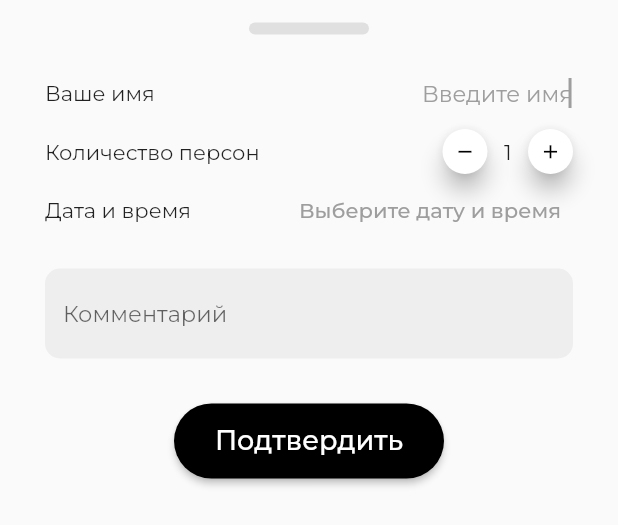
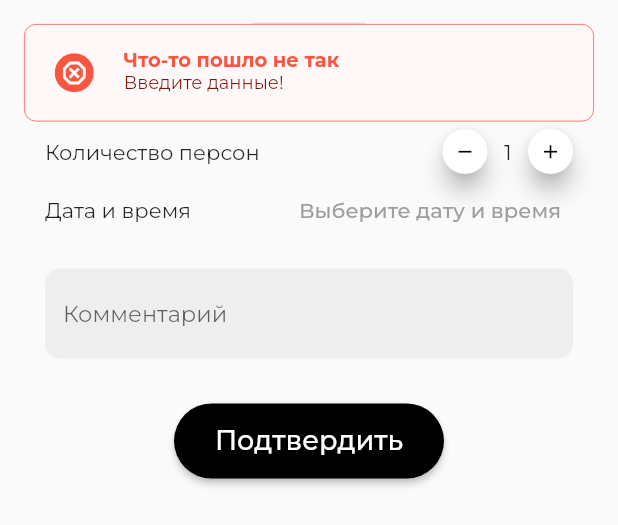
Before and after one commit to inikx/lit, a Flutter app: the BottomSheet widget shown alone on an empty page, opened directly with empty values, after a tap on "Подтвердить", on a phone screen of 412 x 824 dp. Shown: the top 525 px of the screen. Run offline on Flutter 3.47's test engine with Material 2 defaults, Android fonts, the light colour scheme and no system bars; our stand-ins replace bloc, carousel_slider, flutter_bloc, flutter_secure_storage, flutter_svg, geolocator and 6 more; missing offline and left inert: google_maps_webservice; accounts and stored records are empty; network calls fail.

Commit message:
add snackbars

```diff
--- a/lib/bloc/set_booking/set_booking_cubit.dart
+++ b/lib/bloc/set_booking/set_booking_cubit.dart
@@ -65,7 +65,7 @@ class SetBookingCubit extends Cubit<SetBookingState> {
     final currentState = state;
     emit(SettingBooking());
     repository.setBooking(booking).then((response) {
-      if (response.statusCode == 200) {
+      if (response.statusCode == 201) {
         var newBooking = jsonDecode(response.body);
         emit(SettingBookingSuccess());
         emit(SetBookingInitial());
--- a/lib/presentation/pages/home.dart
+++ b/lib/presentation/pages/home.dart
@@ -25,6 +25,10 @@ class _HomePageState extends State<HomePage> {
   void _onItemTapped(int index) {
     setState(() {
       _selectedIndex = index;
+      if (index == 1) {
+        var provider = Provider.of<LocationProvider>(context, listen: false);
+        provider.getLocation();
+      } //?
     });
   }
 
--- a/lib/presentation/widgets/bottom_sheets/booking_input_bottom_sheet.dart
+++ b/lib/presentation/widgets/bottom_sheets/booking_input_bottom_sheet.dart
@@ -11,7 +11,10 @@ import 'package:lit/data/services/booking/repository.dart';
 import 'package:lit/presentation/pages/booking_status.dart';
 import 'package:intl/date_symbol_data_local.dart';
 import 'package:intl/intl.dart';
+import 'package:lit/presentation/widgets/snackbars/error_snackbar.dart';
+import 'package:lit/presentation/widgets/snackbars/success_snackbar.dart';
 import 'package:lit/route.dart';
+import 'package:top_snackbar_flutter/top_snack_bar.dart';
 
 Future<dynamic> BookingInputBottomSheet(BuildContext context, title) {
   if (getIt.isRegistered<SetBookingCubit>()) {
@@ -44,7 +47,6 @@ class _BottomSheetState extends State<BottomSheet> {
   TextEditingController _nameEditingController = TextEditingController();
   TextEditingController _commentEditingController = TextEditingController();
   int personCount = 1;
-  //late FixedExtentScrollController scrollController;
   DateTime now = DateTime.now();
   DateTime? bookingDate;
   late DateFormat dateFormat;
@@ -58,13 +60,6 @@ class _BottomSheetState extends State<BottomSheet> {
     dateFormat = DateFormat.MMMMd('ru').add_jm();
     dateFormatDM = DateFormat.MMMMd('ru');
     dateFormatT = DateFormat.jm('ru');
-    //scrollController = FixedExtentScrollController(initialItem: kitchenValue);
-  }
-
-  @override
-  void dispose() {
-    //scrollController.dispose();
-    super.dispose();
   }
 
   showDateTimePicker() {
@@ -106,20 +101,28 @@ class _BottomSheetState extends State<BottomSheet> {
   Widget build(BuildContext context) {
     return BlocListener<SetBookingCubit, SetBookingState>(
         listener: (context, state) {
+          print("${state.runtimeType} 1");
           switch (state.runtimeType) {
             case SettingBookingSuccess:
-              log("1");
-              // showTopSnackBar(
-              //   context,
-              //   const SuccessSnackbar(info: "Задача успешно добавлена!"),
-              // );
+              showTopSnackBar(
+                context,
+                const SuccessSnackbar(
+                    info: "Запрос на бронирование отправлен!"),
+              );
+              Navigator.pushNamed(context, BOOKING_STATUS,
+                  arguments: BookingStatusArguments(
+                      widget.title,
+                      _nameEditingController.text,
+                      dateFormatDM.format(bookingDate!),
+                      dateFormatT.format(bookingDate!),
+                      personCount,
+                      _commentEditingController.text));
               return;
             case SettingBookingError:
-              log("0");
-              // showTopSnackBar(
-              //   context,
-              //   const ErrorSnackbar(info: "Не удалось добавить задачу"),
-              // );
+              showTopSnackBar(
+                context,
+                const ErrorSnackbar(info: "Ошибка запроса на бронирование"),
+              );
               return;
           }
         },
@@ -265,39 +268,29 @@ class _BottomSheetState extends State<BottomSheet> {
                                 borderRadius: BorderRadius.circular(50),
                               ))),
                           onPressed: () {
-                            if (context
-                                .read<SetBookingCubit>()
-                                .state
-                                .booking
-                                .name
-                                .isEmpty) {
-                              return; //добавить проверку
-                            } else {
                             context
                                 .read<SetBookingCubit>()
                                 .updateTitle(widget.title);
                             context
                                 .read<SetBookingCubit>()
                                 .updateTimeOfBooking(bookingDate);
-                              log(context
+                            if ((context
                                     .read<SetBookingCubit>()
                                     .state
                                     .booking
-                                  .toString());
+                                    .name
+                                    .isEmpty) ||
+                                bookingDate == null) {
+                              showTopSnackBar(context,
+                                  const ErrorSnackbar(info: "Введите данные!"));
+                            } else {
                               BlocProvider.of<SetBookingCubit>(context)
                                   .setBooking(context
                                       .read<SetBookingCubit>()
                                       .state
                                       .booking);
-                              Navigator.pop(context);
-                              Navigator.pushNamed(context, BOOKING_STATUS,
-                                  arguments: BookingStatusArguments(
-                                      widget.title,
-                                      _nameEditingController.text,
-                                      dateFormatDM.format(bookingDate!),
-                                      dateFormatT.format(bookingDate!),
-                                      personCount,
-                                      _commentEditingController.text));
+                              Navigator.pop(context); //?
+
                             }
                           },
                           child: const Text("Подтвердить",
--- /dev/null
+++ b/lib/presentation/widgets/snackbars/error_snackbar.dart
@@ -0,0 +1,71 @@
+import 'package:flutter/material.dart';
+
+class ErrorSnackbar extends StatelessWidget {
+  final String info;
+  const ErrorSnackbar({
+    Key? key,
+    required this.info,
+  }) : super(key: key);
+
+  @override
+  Widget build(BuildContext context) {
+    return Material(
+      type: MaterialType.transparency,
+      child: Container(
+          height: 65,
+          decoration: BoxDecoration(
+              color: const Color(0xffFFF8F8),
+              border: Border.all(
+                color: const Color(0xffF85640),
+                width: 0.5,
+              ),
+              borderRadius: const BorderRadius.all(Radius.circular(8))),
+          child: Row(
+            children: [
+              Container(
+                margin: const EdgeInsets.only(left: 20),
+                child: ClipOval(
+                  child: Material(
+                    color: const Color(0xffF85640),
+                    child: InkWell(
+                      splashColor: const Color(0xffF85640),
+                      onTap: () {},
+                      child: const SizedBox(
+                          width: 26,
+                          height: 26,
+                          child: Icon(
+                            Icons.dangerous_outlined,
+                            size: 20,
+                            color: Colors.white,
+                          )),
+                    ),
+                  ),
+                ),
+              ),
+              Container(
+                margin: const EdgeInsets.fromLTRB(20, 15, 25, 0),
+                child: Column(
+                  crossAxisAlignment: CrossAxisAlignment.start,
+                  children: [
+                    Text(
+                      'Что-то пошло не так',
+                      style: TextStyle(
+                          color: Color(0xffF85640),
+                          fontSize: 13,
+                          fontWeight: FontWeight.bold),
+                    ),
+                    Text(
+                      info,
+                      style: TextStyle(
+                          color: Color(0xff79170A),
+                          fontSize: 12,
+                          fontWeight: FontWeight.normal),
+                    ),
+                  ],
+                ),
+              )
+            ],
+          )),
+    );
+  }
+}
--- a/pubspec.yaml
+++ b/pubspec.yaml
@@ -60,6 +60,7 @@ dependencies:
   carousel_slider: ^4.0.0
   url_launcher: ^6.1.0
   multi_select_flutter: ^4.1.2
+  top_snackbar_flutter: ^1.0.2
 
 dev_dependencies:
   flutter_launcher_icons: ^0.9.2
```
Also changed, not shown: lib/presentation/pages/login.dart (+9 -4 lines), lib/presentation/pages/registration.dart (+11 -4 lines), lib/presentation/widgets/snackbars/success_snackbar.dart (added, +71 -0 lines), pubspec.lock. Lines whose indentation alone changed are shown as unchanged.
